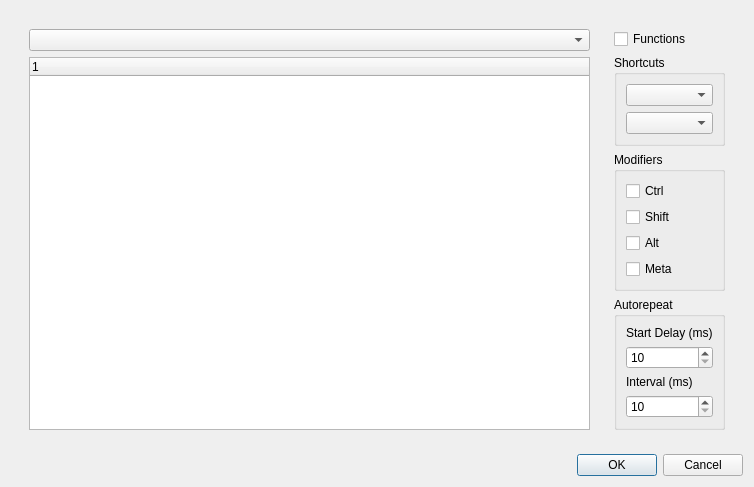
This is src/traverso/ui/ShortcutEditorDialog.ui in ErwanLegrand/Traverso-DAW as Qt 5 draws it before an edit. The edited form follows.
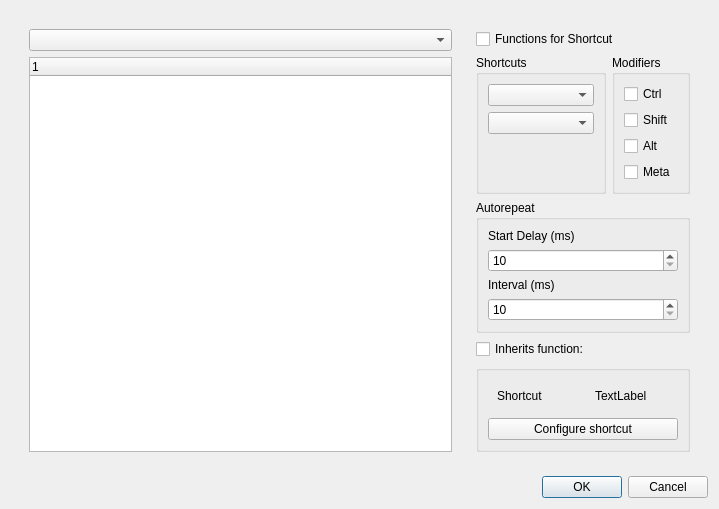
This is the edited form.

Commit message: more shortcuts config work

The edit to the form file:
```diff
--- a/src/traverso/ui/ShortcutEditorDialog.ui
+++ b/src/traverso/ui/ShortcutEditorDialog.ui
@@ -6,8 +6,8 @@
    <rect>
     <x>0</x>
     <y>0</y>
-    <width>754</width>
-    <height>412</height>
+    <width>719</width>
+    <height>455</height>
    </rect>
   </property>
   <property name="windowTitle">
@@ -18,7 +18,7 @@
     <widget class="QFrame" name="frame">
      <layout class="QHBoxLayout" name="horizontalLayout_2">
       <item>
-       <widget class="QFrame" name="">
+       <widget class="QFrame" name="frame">
         <layout class="QVBoxLayout" name="verticalLayout_2">
          <item>
           <widget class="QComboBox" name="objectsComboBox"/>
@@ -37,16 +37,36 @@
       </item>
       <item>
        <widget class="QFrame" name="frame">
+        <property name="minimumSize">
+         <size>
+          <width>220</width>
+          <height>0</height>
+         </size>
+        </property>
         <layout class="QVBoxLayout" name="verticalLayout_3">
          <item>
           <widget class="QCheckBox" name="showfunctionsCheckBox">
            <property name="text">
-            <string>Functions</string>
+            <string>Functions for Shortcut</string>
            </property>
           </widget>
          </item>
          <item>
-          <widget class="QGroupBox" name="groupBox_3">
+          <layout class="QHBoxLayout" name="horizontalLayout">
+           <item>
+            <widget class="QGroupBox" name="shortCutGroupBox">
+             <property name="minimumSize">
+              <size>
+               <width>130</width>
+               <height>0</height>
+              </size>
+             </property>
+             <property name="maximumSize">
+              <size>
+               <width>103</width>
+               <height>16777215</height>
+              </size>
+             </property>
            <property name="title">
             <string>Shortcuts</string>
            </property>
@@ -57,6 +77,19 @@
             <item>
              <widget class="QComboBox" name="keyComboBox2"/>
             </item>
+              <item>
+               <spacer name="verticalSpacer_2">
+                <property name="orientation">
+                 <enum>Qt::Vertical</enum>
+                </property>
+                <property name="sizeHint" stdset="0">
+                 <size>
+                  <width>20</width>
+                  <height>40</height>
+                 </size>
+                </property>
+               </spacer>
+              </item>
            </layout>
           </widget>
          </item>
@@ -97,6 +130,8 @@
            </layout>
           </widget>
          </item>
+          </layout>
+         </item>
          <item>
           <widget class="QGroupBox" name="autorepeatGroupBox">
            <property name="title">
@@ -140,6 +175,59 @@
            </layout>
           </widget>
          </item>
+         <item>
+          <widget class="QCheckBox" name="useBaseFunctionCheckBox">
+           <property name="text">
+            <string>Inherits function:</string>
+           </property>
+          </widget>
+         </item>
+         <item>
+          <widget class="QGroupBox" name="baseFunctionGroupBox">
+           <property name="title">
+            <string/>
+           </property>
+           <layout class="QVBoxLayout" name="verticalLayout_9">
+            <item>
+             <layout class="QHBoxLayout" name="horizontalLayout_3">
+              <item>
+               <widget class="QWidget" name="" native="true">
+                <layout class="QVBoxLayout" name="verticalLayout_4">
+                 <item>
+                  <widget class="QLabel" name="label_6">
+                   <property name="text">
+                    <string>Shortcut</string>
+                   </property>
+                  </widget>
+                 </item>
+                </layout>
+               </widget>
+              </item>
+              <item>
+               <widget class="QWidget" name="" native="true">
+                <layout class="QVBoxLayout" name="verticalLayout_8">
+                 <item>
+                  <widget class="QLabel" name="baseFunctionShortCutLable">
+                   <property name="text">
+                    <string>TextLabel</string>
+                   </property>
+                  </widget>
+                 </item>
+                </layout>
+               </widget>
+              </item>
+             </layout>
+            </item>
+            <item>
+             <widget class="QPushButton" name="setBaseShortcutPushButton">
+              <property name="text">
+               <string>Configure shortcut</string>
+              </property>
+             </widget>
+            </item>
+           </layout>
+          </widget>
+         </item>
          <item>
           <spacer name="verticalSpacer">
            <property name="orientation">
```
Left out of the diff: 2 changed lines with no effect on the pictures. Lines whose indentation alone changed are shown as unchanged. The commit also changes 6 other files.
